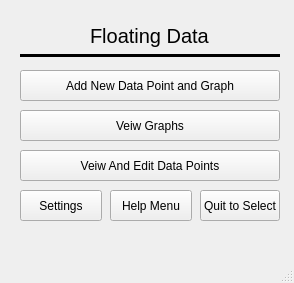
First picture: the form in IaFloatMain.ui, repository lulamae12/IAProject, before the edit.
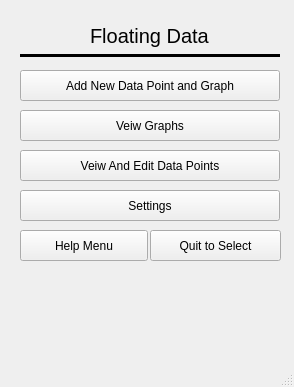
Second picture: the form after the edit.

The edit to the form file:
```diff
--- a/IaFloatMain.ui
+++ b/IaFloatMain.ui
@@ -7,7 +7,7 @@
     <x>0</x>
     <y>0</y>
     <width>294</width>
-    <height>283</height>
+    <height>387</height>
    </rect>
   </property>
   <property name="windowTitle">
@@ -32,7 +32,7 @@
      <rect>
       <x>20</x>
       <y>190</y>
-      <width>82</width>
+      <width>260</width>
       <height>31</height>
      </rect>
     </property>
@@ -43,9 +43,9 @@
    <widget class="QPushButton" name="quitToSelectButton">
     <property name="geometry">
      <rect>
-      <x>200</x>
-      <y>190</y>
-      <width>80</width>
+      <x>150</x>
+      <y>230</y>
+      <width>131</width>
       <height>31</height>
      </rect>
     </property>
@@ -128,9 +128,9 @@
    <widget class="QPushButton" name="helpMenuButton">
     <property name="geometry">
      <rect>
-      <x>110</x>
-      <y>190</y>
-      <width>82</width>
+      <x>20</x>
+      <y>230</y>
+      <width>128</width>
       <height>31</height>
      </rect>
     </property>
```
